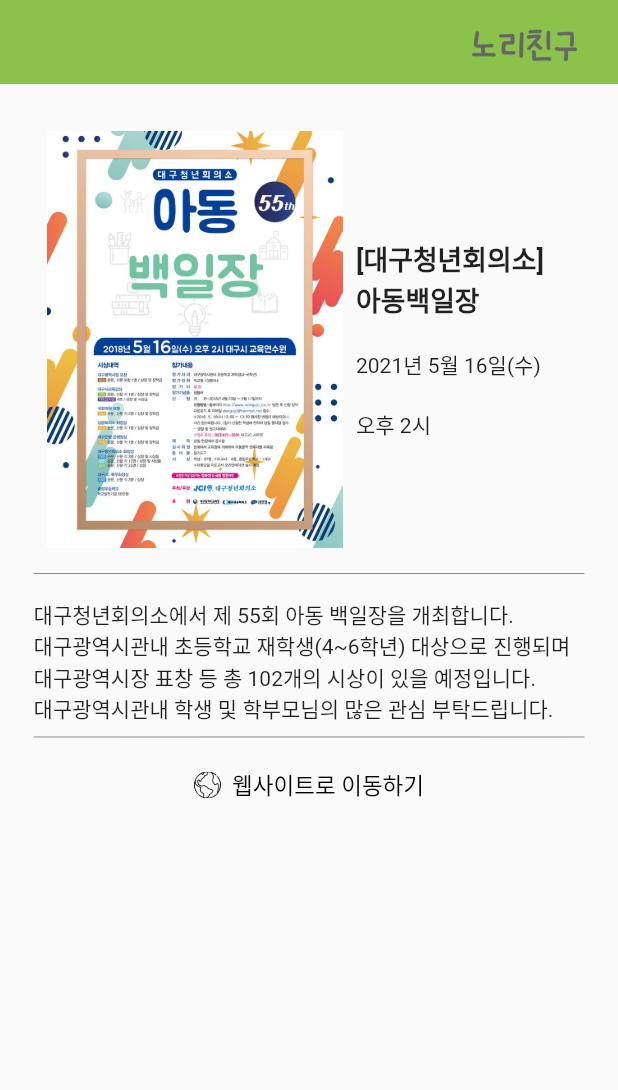
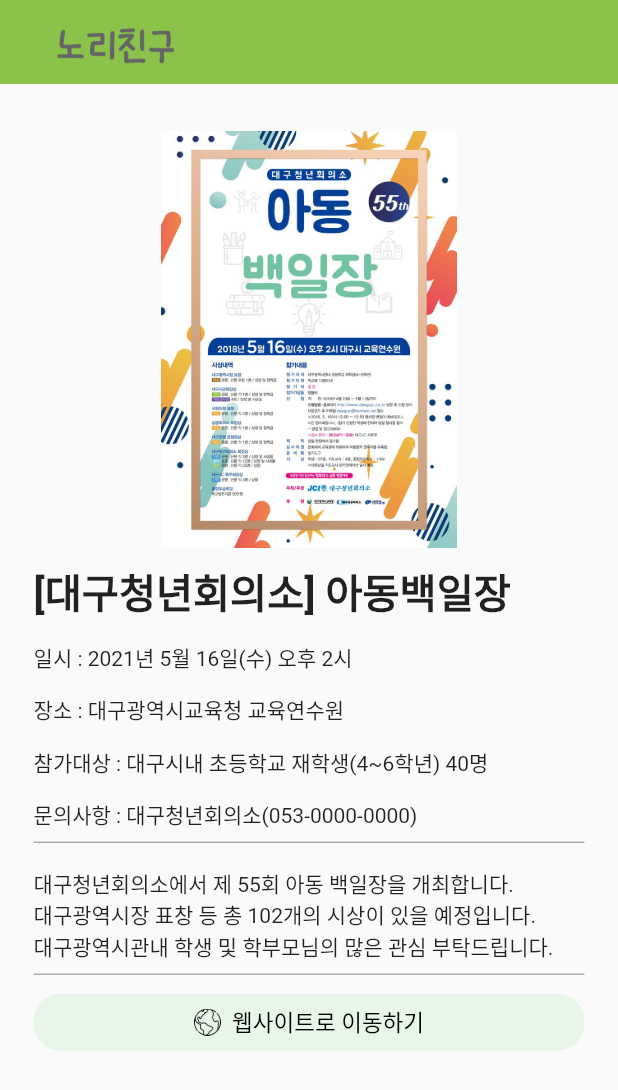
Before and after one commit to thing-zoo/playmate, a Flutter app: the PosterDetailScreen screen opened directly, on a phone screen of 412 x 824 dp. Shown: the top 1090 px of the screen. Run offline on Flutter 3.47's test engine with Material 2 defaults, Android fonts, the phone set to English and light mode, and no system bars; our stand-ins replace cloud_firestore, firebase_core, flutter_screenutil, geolocator, google_maps_flutter; accounts and stored records are empty; statements that could not run were skipped.

Commit message:
ui 수정 및 기능 수정

```diff
--- a/lib/screens/home/components/poster_detail_screen.dart
+++ b/lib/screens/home/components/poster_detail_screen.dart
@@ -14,17 +14,14 @@
   Widget build(BuildContext context) {
     return Scaffold(
       appBar: AppBar(
-        centerTitle: false,
-        actions: <Widget>[
-          TextButton(
+        title: TextButton(
             onPressed: (){
               Navigator.pop(context);
             },
             child: Image.asset(
           'assets/logo.png',
           width: 120.w,
-        ),)
-        ],
+        ),),
         elevation:0.0,
         automaticallyImplyLeading: false,
       ),
@@ -34,7 +31,7 @@
     child: Column(
       mainAxisSize: MainAxisSize.min,
       children: [
-        Row(
+        Column(
           children: [
             //아이콘
             Padding(
@@ -46,7 +43,7 @@
             ),
             //설명
             SizedBox(
-              height: 150.w,
+              height: 200.w,
               child: Column(
                 crossAxisAlignment: CrossAxisAlignment.start,
                 mainAxisAlignment: MainAxisAlignment.spaceBetween,
@@ -54,9 +51,9 @@
                   Row(
                     children: [
                       Text(
-                        "[대구청년회의소]\n아동백일장",
+                        "[대구청년회의소] 아동백일장",
                         style: TextStyle(
-                          fontSize: 20.sp,
+                          fontSize: 30.sp,
                           fontWeight: FontWeight.bold,
                         ),
                       ),
@@ -64,10 +61,16 @@
                     ],
                   ),
                   Text(
-                    "2021년 5월 16일(수)"
+                    "일시 : 2021년 5월 16일(수) 오후 2시"
                   ),
                   Text(
-                    "오후 2시"
+                    "장소 : 대구광역시교육청 교육연수원"
+                  ),
+                  Text(
+                    "참가대상 : 대구시내 초등학교 재학생(4~6학년) 40명"
+                  ),
+                  Text(
+                    "문의사항 : 대구청년회의소(053-0000-0000)"
                   ),
                 ],
               ),
@@ -78,15 +81,12 @@
           color: Colors.black45,
         ),
         Padding(
-          padding: EdgeInsets.only(top: 10.w),
+          padding: EdgeInsets.only(top: 10.w, bottom: 10.w),
           child: Column(
             crossAxisAlignment: CrossAxisAlignment.start,
             children: [
               Text(
                 "대구청년회의소에서 제 55회 아동 백일장을 개최합니다."
-              ),
-              Text(
-                "대구광역시관내 초등학교 재학생(4~6학년) 대상으로 진행되며"
               ),
               Text(
                 "대구광역시장 표창 등 총 102개의 시상이 있을 예정입니다."
@@ -98,6 +98,11 @@
                 color: Colors.black45,
               ),
               TextButton(
+                style: ButtonStyle(
+                  backgroundColor: MaterialStateProperty.all(Colors.green.shade50),
+                  shape: MaterialStateProperty.all(RoundedRectangleBorder(
+                  borderRadius: BorderRadius.circular(18.0)),)
+                ),
                 onPressed: () async {
                   const url = 'https://school.iamservice.net/articles/view/68585115?isReturnBodyJsp=true#';
                   if (await canLaunch(url)) {
@@ -115,7 +120,7 @@
                   ),
                   Text(
                     '  웹사이트로 이동하기',
-                    style: TextStyle(
+                      style: TextStyle(
                       color: Colors.black,
                       fontSize: 15,
                     ),
```
Also changed, not shown: lib/screens/category/category_detail_screen.dart (+12 -11 lines), lib/screens/category/category_screen.dart (+7 -9 lines), lib/screens/map/components/build_detail_sheet.dart (+14 -7 lines).
